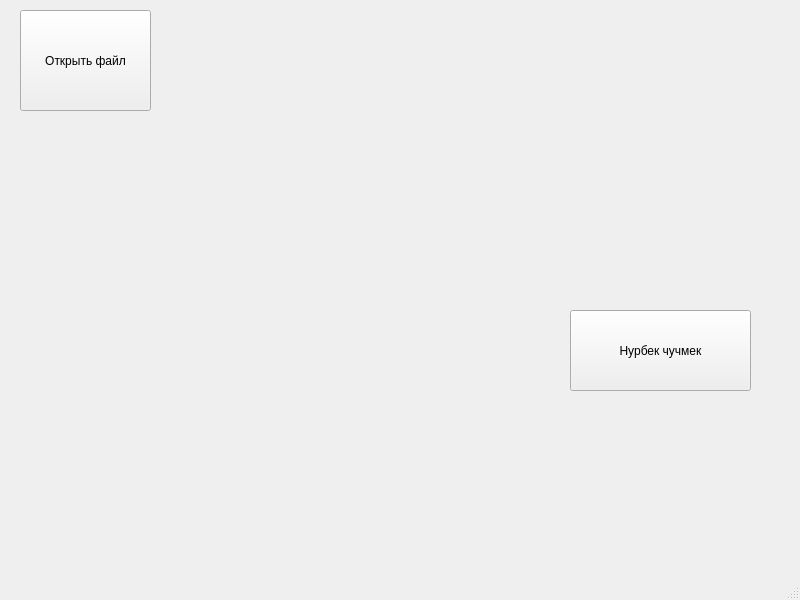
Old version of the form mainwindow.ui in the repository javamaks/File_explorer.
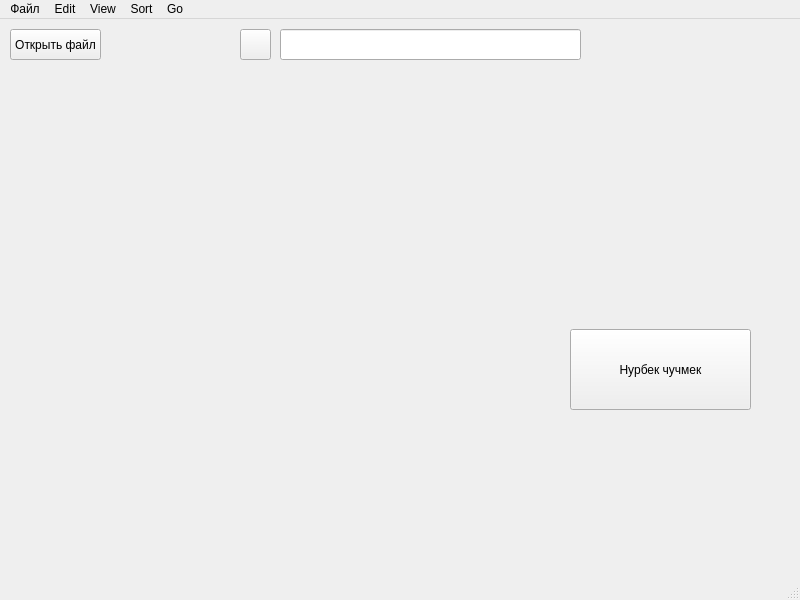
New version of the form. Icons and pictures are not drawn.

Diff of the .ui file:
```diff
--- a/mainwindow.ui
+++ b/mainwindow.ui
@@ -17,10 +17,10 @@
    <widget class="QPushButton" name="pushButton">
     <property name="geometry">
      <rect>
-      <x>20</x>
+      <x>10</x>
       <y>10</y>
-      <width>131</width>
-      <height>101</height>
+      <width>91</width>
+      <height>31</height>
      </rect>
     </property>
     <property name="text">
@@ -40,6 +40,36 @@
      <string>Нурбек чучмек</string>
     </property>
    </widget>
+   <widget class="QLineEdit" name="path_field">
+    <property name="geometry">
+     <rect>
+      <x>280</x>
+      <y>10</y>
+      <width>301</width>
+      <height>31</height>
+     </rect>
+    </property>
+    <property name="text">
+     <string/>
+    </property>
+   </widget>
+   <widget class="QPushButton" name="up_dir">
+    <property name="geometry">
+     <rect>
+      <x>240</x>
+      <y>10</y>
+      <width>31</width>
+      <height>31</height>
+     </rect>
+    </property>
+    <property name="text">
+     <string/>
+    </property>
+    <property name="icon">
+     <iconset>
+      <normaloff>up.png</normaloff>up.png</iconset>
+    </property>
+   </widget>
   </widget>
   <widget class="QMenuBar" name="menubar">
    <property name="geometry">
@@ -50,6 +80,36 @@
      <height>21</height>
     </rect>
    </property>
+   <widget class="QMenu" name="menu">
+    <property name="title">
+     <string>Файл</string>
+    </property>
+   </widget>
+   <widget class="QMenu" name="menuEdit">
+    <property name="title">
+     <string>Edit</string>
+    </property>
+   </widget>
+   <widget class="QMenu" name="menuView">
+    <property name="title">
+     <string>View</string>
+    </property>
+   </widget>
+   <widget class="QMenu" name="menuSort">
+    <property name="title">
+     <string>Sort</string>
+    </property>
+   </widget>
+   <widget class="QMenu" name="menuGo">
+    <property name="title">
+     <string>Go</string>
+    </property>
+   </widget>
+   <addaction name="menu"/>
+   <addaction name="menuEdit"/>
+   <addaction name="menuView"/>
+   <addaction name="menuSort"/>
+   <addaction name="menuGo"/>
   </widget>
   <widget class="QStatusBar" name="statusbar"/>
  </widget>
```
Left out of the diff: 2 changed lines with no effect on the pictures.
